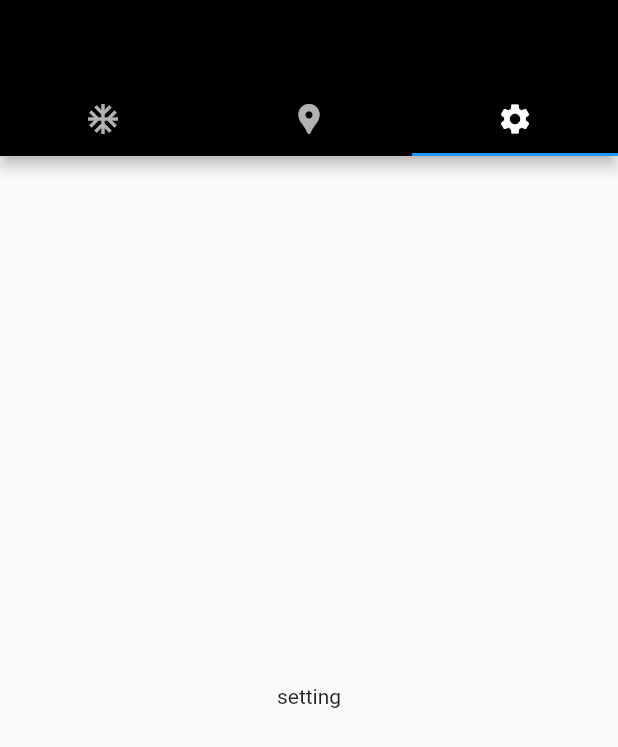
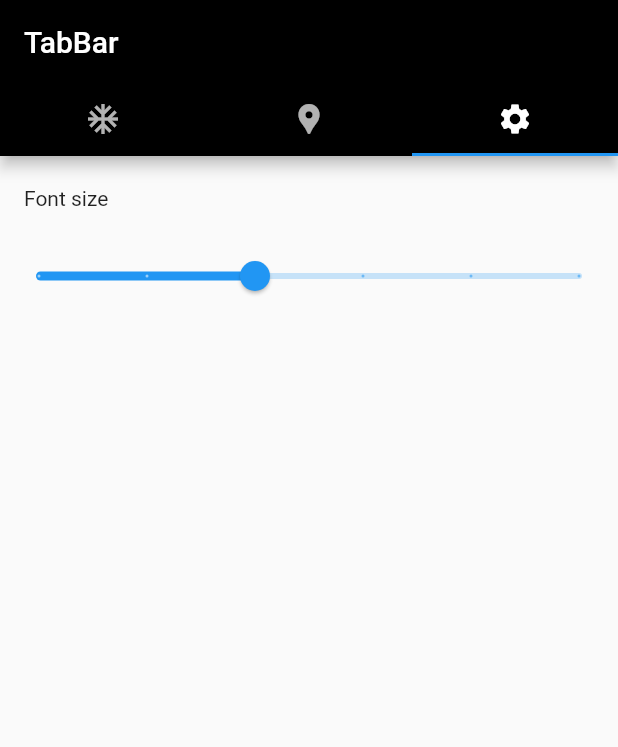
Before and after one commit to JustDalo/WeatherApp, a Flutter app: the screen it shows after launch, tab 3 chosen, on a phone screen of 412 x 824 dp. Shown: the top 747 px of the screen. Run offline on Flutter 3.47's test engine with Material 2 defaults, Android fonts, the phone set to English and light mode, and no system bars; our stand-ins replace animated_splash_screen, google_maps_flutter, page_transition.

Commit message:
font size change programmatically

```diff
--- /dev/null
+++ b/lib/controls/fontSizeController.dart
@@ -0,0 +1,12 @@
+import 'package:flutter/material.dart';
+
+class FontSizeController with ChangeNotifier {
+  double _value = 14.0;
+
+  double get value => _value;
+
+  void changeFontSize(double changedValue) {
+    _value = changedValue;
+    notifyListeners();
+  }
+}
--- a/lib/screens/home.dart
+++ b/lib/screens/home.dart
@@ -20,6 +20,7 @@ class _MyHomePageState extends State<MyHomePage> {
         child: Scaffold(
           appBar: AppBar(
             backgroundColor: Colors.black,
+            title: const Text('TabBar'),
             bottom: const TabBar(
               tabs: [
                 Tab(icon: Icon(Icons.ac_unit)),
@@ -28,9 +29,9 @@ class _MyHomePageState extends State<MyHomePage> {
               ],
             ),
           ),
-          body: TabBarView(
+          body: const TabBarView(
             children: [
-              const WeatherList(),
+              WeatherList(),
               Map(),
               Setting(),
             ],
--- a/lib/screens/main.dart
+++ b/lib/screens/main.dart
@@ -1,5 +1,7 @@
 import 'package:flutter/material.dart';
 import 'package:animated_splash_screen/animated_splash_screen.dart';
+import 'package:provider/provider.dart';
+import 'package:weather_application/controls/fontSizeController.dart';
 import 'package:weather_application/screens/map.dart';
 import 'package:weather_application/screens/splashScreen.dart';
 
@@ -10,15 +12,16 @@ void main() {
 class MyApp extends StatelessWidget {
   const MyApp({Key? key}) : super(key: key);
 
-  // This widget is the root of your application.
   @override
   Widget build(BuildContext context) {
-    return MaterialApp(
-      title: 'Flutter Demo',
-      theme: ThemeData(
-        primarySwatch: Colors.blue,
-      ),
-      home: SplashScreen(),
-    );
+    return ChangeNotifierProvider(
+        create: (context) => FontSizeController(),
+        child: MaterialApp(
+          title: 'Flutter Demo',
+          theme: ThemeData(
+            primarySwatch: Colors.blue,
+          ),
+          home: SplashScreen(),
+        ));
   }
 }
--- a/lib/screens/settings.dart
+++ b/lib/screens/settings.dart
@@ -1,17 +1,66 @@
 import 'package:flutter/material.dart';
+import 'package:provider/provider.dart';
 
-class Setting extends StatelessWidget {
+import 'package:weather_application/controls/fontSizeController.dart';
+
+class Setting extends StatefulWidget {
   const Setting({Key? key}) : super(key: key);
 
   @override
+  State<StatefulWidget> createState() => _SettingWidgetState();
+}
+
+class _SettingWidgetState extends State<Setting> {
+  @override
   Widget build(BuildContext context) {
-    return const MaterialApp(
-      home: Scaffold(
-        body: Center(
-          child: Text("setting"),
-        )
-      )
-    );
+    return Scaffold(
+        body: ListView(
+      children: <Widget>[
+        ListTile(
+          title: Text("Font size",
+              style: TextStyle(
+                  fontSize:
+                      Provider.of<FontSizeController>(context, listen: true)
+                          .value)),
+        ),
+        buildFontSize(),
+      ],
+    ));
   }
 
+  Widget buildFontSize() => Slider(
+        value: Provider.of<FontSizeController>(context, listen: true).value,
+        max: 20,
+        min: 10,
+        divisions: 5,
+        label: Provider.of<FontSizeController>(context, listen: true)
+            .value
+            .round()
+            .toString(),
+        onChanged: (double value) {
+          Provider.of<FontSizeController>(context, listen: false)
+              .changeFontSize(value);
+        },
+      );
 }
+
+// child: Text(
+// "Change type size: ",
+// style: TextStyle(fontSize: Provider
+//     .of<FontSizeController>(context, listen: true)
+// .value),
+//
+// Slider(
+// value: _currentSliderValue,
+// max: 20,
+// min: 10,
+// divisions: 1,
+// label: _currentSliderValue.round().toString(),
+// onChanged: (double value) {
+// setState(() {
+// _currentSliderValue = value;
+// });
+// Provider.of<FontSizeController>(context, listen: false)
+//     .changeFontSize(value);
+// },
+// ),
--- a/pubspec.yaml
+++ b/pubspec.yaml
@@ -37,6 +37,7 @@ dependencies:
   animated_splash_screen: ^1.1.0
   google_maps_flutter: ^2.1.1
   flutter_polyline_points: ^0.2.6
+  provider: ^6.0.2
 
 dev_dependencies:
   flutter_test:
```
Also changed, not shown: lib/screens/map.dart (+12 -20 lines), lib/screens/weatherList.dart (+18 -5 lines), pubspec.lock.
